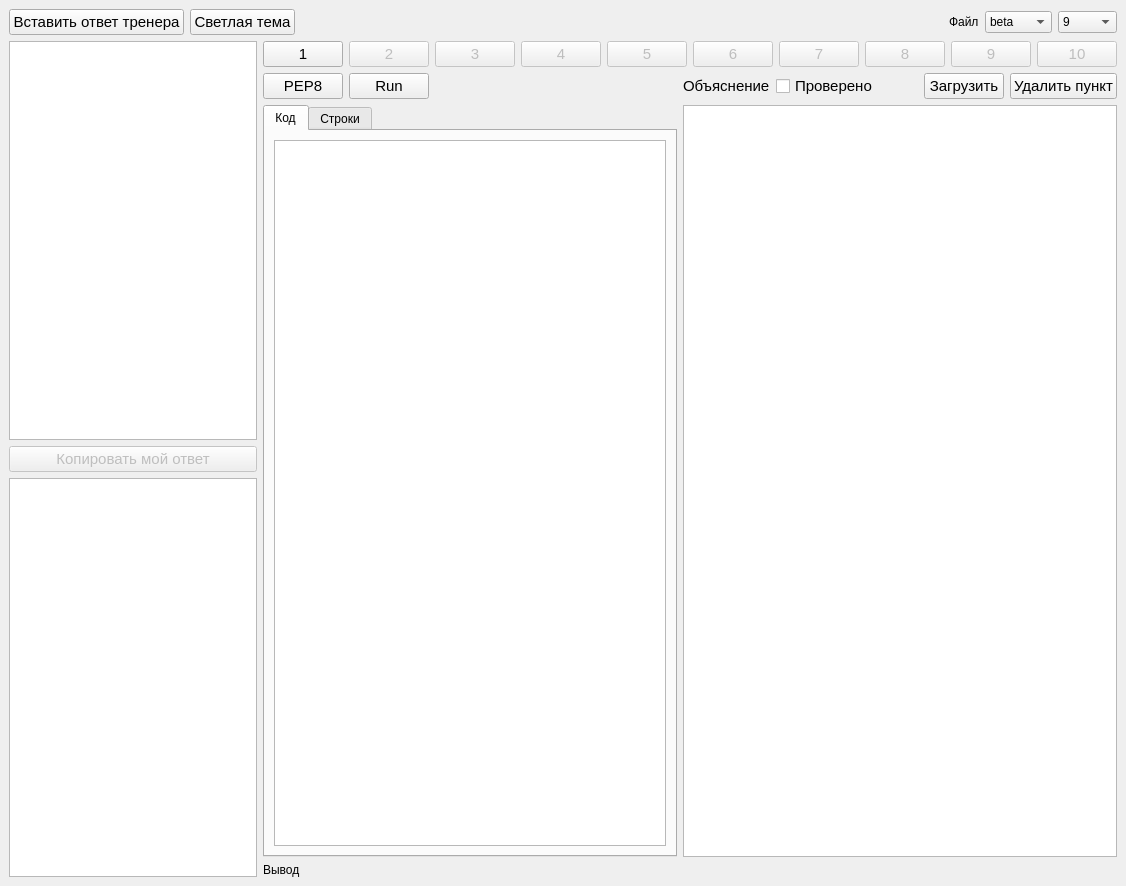
grigvlwork/syntax123, file mainwindow.ui: the form before one commit.
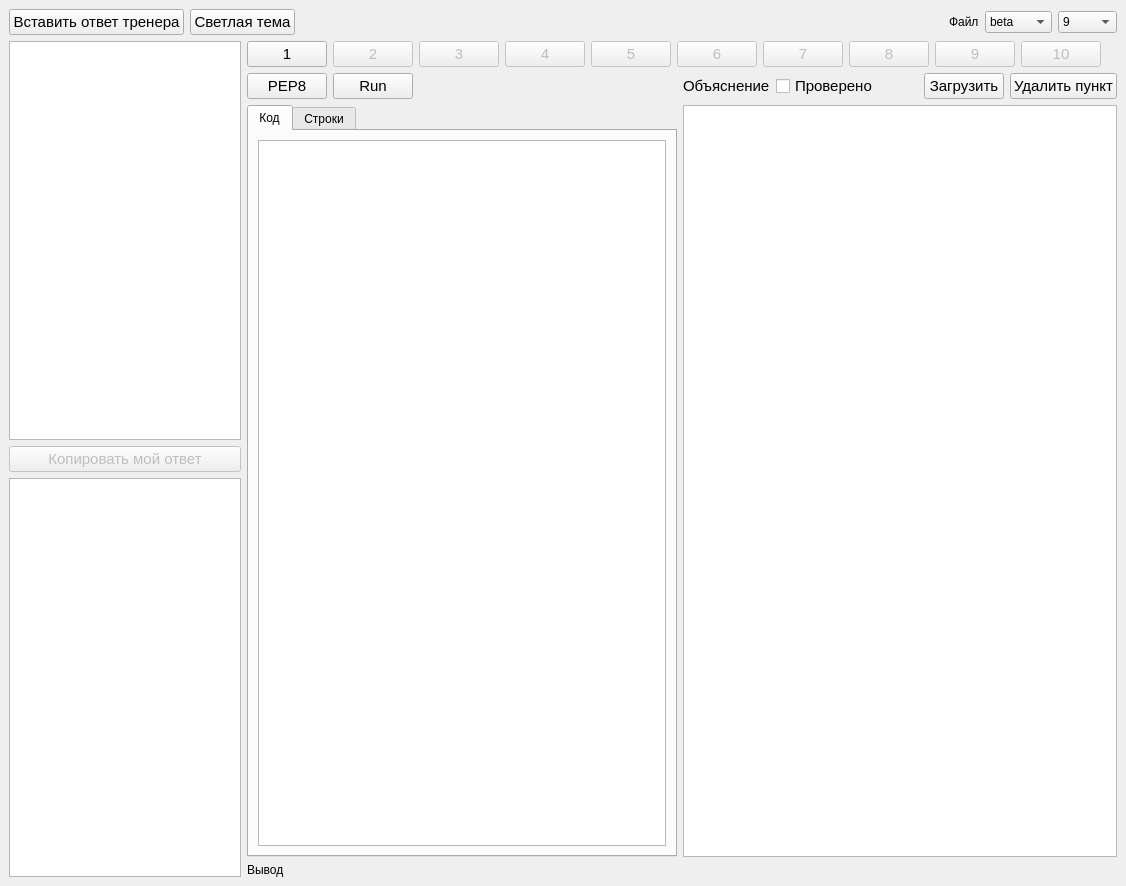
The form after the commit. Icons and pictures are not drawn.

Diff of the .ui file:
```diff
--- a/mainwindow.ui
+++ b/mainwindow.ui
@@ -132,6 +132,12 @@
        <layout class="QVBoxLayout" name="verticalLayout_3">
         <item>
          <widget class="QPlainTextEdit" name="teacher_answer_pte">
+          <property name="maximumSize">
+           <size>
+            <width>400</width>
+            <height>600</height>
+           </size>
+          </property>
           <property name="font">
            <font>
             <family>Consolas</family>
@@ -145,6 +151,12 @@
           <property name="enabled">
            <bool>false</bool>
           </property>
+          <property name="maximumSize">
+           <size>
+            <width>400</width>
+            <height>16777215</height>
+           </size>
+          </property>
           <property name="font">
            <font>
             <pointsize>11</pointsize>
@@ -157,6 +169,12 @@
         </item>
         <item>
          <widget class="QPlainTextEdit" name="my_answer_pte">
+          <property name="maximumSize">
+           <size>
+            <width>400</width>
+            <height>600</height>
+           </size>
+          </property>
           <property name="font">
            <font>
             <family>Consolas</family>
@@ -451,6 +469,19 @@
             </property>
            </widget>
           </item>
+          <item>
+           <spacer name="horizontalSpacer_4">
+            <property name="orientation">
+             <enum>Qt::Horizontal</enum>
+            </property>
+            <property name="sizeHint" stdset="0">
+             <size>
+              <width>40</width>
+              <height>20</height>
+             </size>
+            </property>
+           </spacer>
+          </item>
          </layout>
         </item>
         <item>
@@ -513,7 +544,7 @@
                   <property name="font">
                    <font>
                     <family>Consolas</family>
-                    <pointsize>10</pointsize>
+                    <pointsize>11</pointsize>
                    </font>
                   </property>
                  </widget>
```
